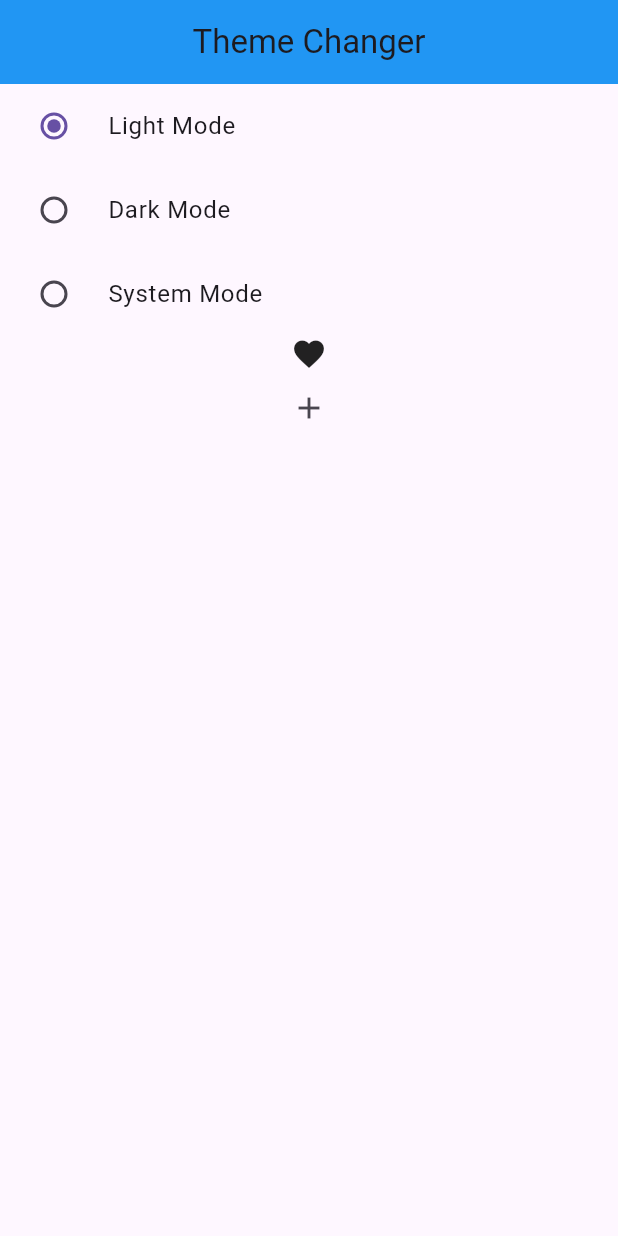
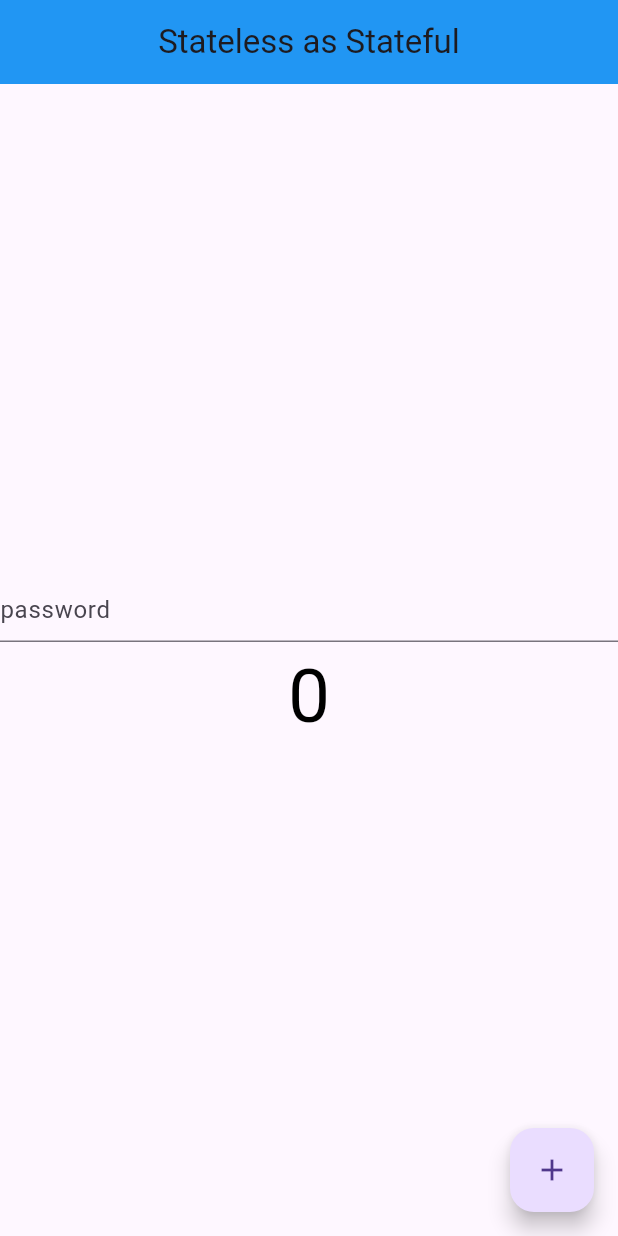
Before and after one commit to rizwan1255/provider_practice, a Flutter app: the screen it shows after launch, on a phone screen of 412 x 824 dp. Run offline on Flutter 3.47's test engine with Material 3 defaults, Android fonts, the phone set to English and light mode, and no system bars.

Commit message:
StatelessWidget use as StatefulWidget

```diff
--- a/lib/main.dart
+++ b/lib/main.dart
@@ -8,6 +8,7 @@ import 'package:provider_practice/screens/count_example.dart';
 import 'package:provider_practice/screens/example_one.dart';
 import 'package:provider_practice/screens/favourite/dark_theme.dart';
 import 'package:provider_practice/screens/favourite/favourite_screen.dart';
+import 'package:provider_practice/screens/favourite/value_notifier_listner.dart';
 
 void main() {
   runApp(const MyApp());
@@ -36,6 +37,9 @@ class MyApp extends StatelessWidget {
               primarySwatch: Colors.blue,
               brightness: Brightness.light,
               appBarTheme: AppBarTheme(backgroundColor: Colors.blue),
+              textTheme: TextTheme(
+                bodyMedium: TextStyle(color: Colors.black),
+              )
             ),
             darkTheme: ThemeData(
               brightness: Brightness.dark,
@@ -46,7 +50,7 @@ class MyApp extends StatelessWidget {
                 style: IconButton.styleFrom(foregroundColor: Colors.red),
               ),
             ),
-            home: const DarkThemeScreen(),
+            home:  NotifyListenerScreen(),
           );
         },
       ),
--- /dev/null
+++ b/lib/screens/favourite/value_notifier_listner.dart
@@ -0,0 +1,55 @@
+import 'package:flutter/material.dart';
+
+class NotifyListenerScreen extends StatelessWidget {
+  NotifyListenerScreen({super.key});
+
+  ValueNotifier<int> _counter = ValueNotifier<int>(0);
+  ValueNotifier<bool> toggle = ValueNotifier<bool>(false);
+
+
+  @override
+  Widget build(BuildContext context) {
+    print('build');
+    return Scaffold(
+      appBar: AppBar(title: Center(child: Text('Stateless as Stateful'))),
+      body: Column(
+        mainAxisAlignment: MainAxisAlignment.center,
+        crossAxisAlignment: CrossAxisAlignment.center,
+        children: [
+          ValueListenableBuilder(
+              valueListenable: toggle, builder: (context, value, child){
+                return TextFormField(
+                  obscureText: toggle.value,
+                  decoration: InputDecoration(
+                    hintText: 'password',
+                    suffix: InkWell(
+                        onTap: (){
+                          toggle.value= !toggle.value;
+                        },
+                        child: Icon(toggle.value ? Icons.visibility_off_outlined: Icons.visibility)),
+                  ),
+                );
+          }),
+          Center(
+            child: ValueListenableBuilder(
+              valueListenable: _counter,
+              builder: (context, value, child) {
+                return Text(
+                  _counter.value.toString(),
+                  style: TextStyle(fontSize: 50),
+                );
+              },
+            ),
+          ),
+        ],
+      ),
+      floatingActionButton: FloatingActionButton(
+        onPressed: () {
+          _counter.value++;
+          print(_counter.value.toString());
+        },
+        child: Icon(Icons.add),
+      ),
+    );
+  }
+}
```
Also changed, not shown: 1 other file.
